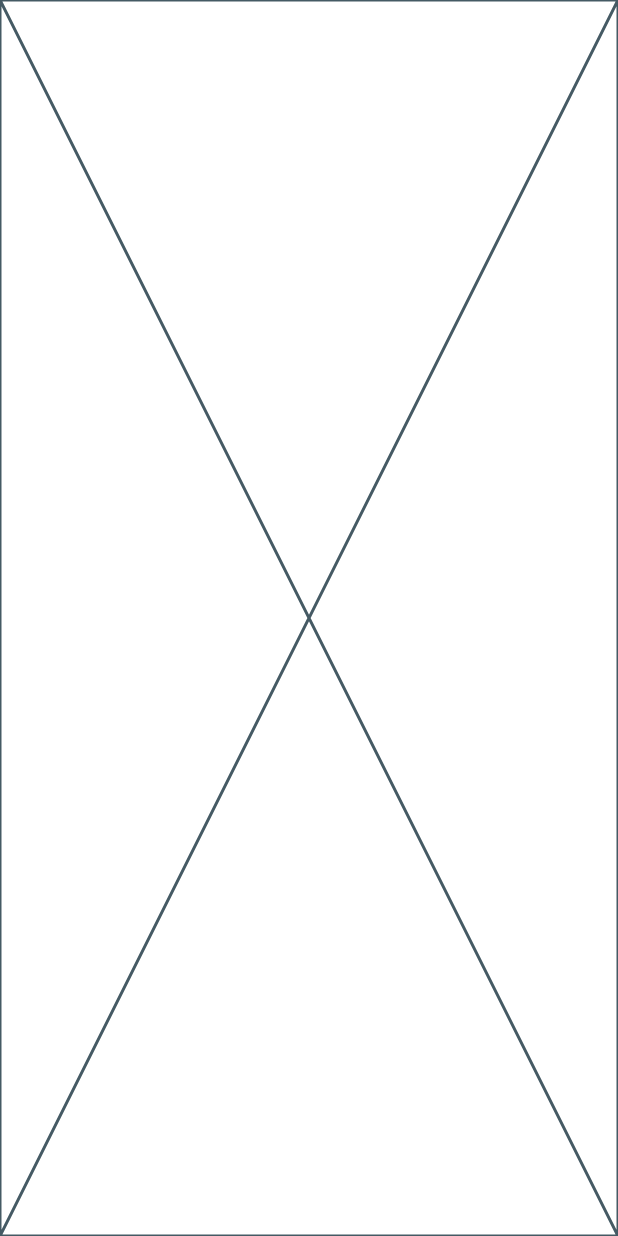
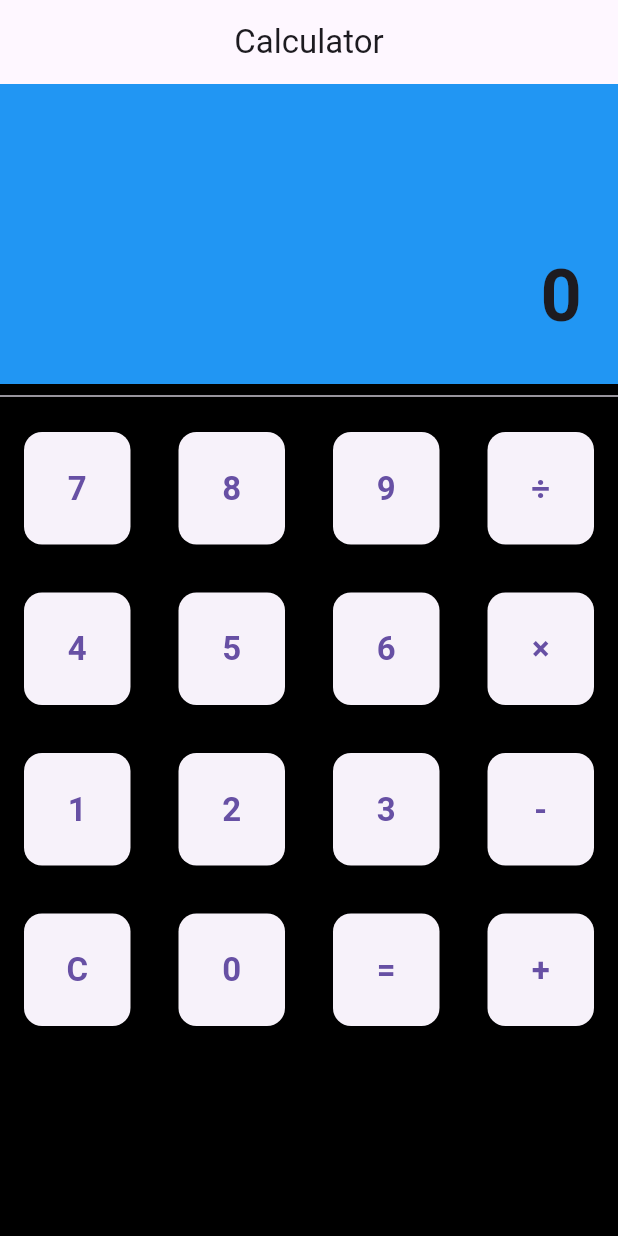
Before and after one commit to Yuviiii25/my_web_app, a Flutter app: the screen it shows after launch, on a phone screen of 412 x 824 dp. Run offline on Flutter 3.47's test engine with Material 3 defaults, Android fonts, the phone set to English and light mode, and no system bars.

Commit message:
created a layout of the calculator

```diff
--- /dev/null
+++ b/lib/CalculatorScreen.dart
@@ -0,0 +1,67 @@
+import 'package:flutter/material.dart';
+
+class CalculatorScreen extends StatelessWidget {
+  const CalculatorScreen({super.key});
+
+  Widget CalculatorButton(String text){
+    return Expanded(
+      child: Padding(
+        padding: const EdgeInsets.all(16),
+        child: ElevatedButton(
+          onPressed: (){},
+          style: ElevatedButton.styleFrom(
+              padding: const EdgeInsets.symmetric(vertical: 22),
+              shape: RoundedRectangleBorder(
+              borderRadius: BorderRadius.circular(12),
+            ),
+          ),
+          child: Text(text, style: const TextStyle(
+              fontSize: 22,
+              fontWeight: FontWeight.bold,
+            ),
+            ),
+          ),
+        )
+      );
+  }
+
+  Widget buttonRow(List<String> buttons){
+    return Row(
+      children: buttons.map(CalculatorButton).toList(),
+    );
+  }
+
+  @override
+  Widget build(BuildContext context) {
+    return Scaffold(
+      backgroundColor: Colors.black,
+      appBar: AppBar(
+        title: const Text("Calculator"),
+        centerTitle: true,
+      ),
+      body: Column(
+        children: [
+           Container(
+            height: 200,
+            color: Colors.blue,
+            alignment: Alignment.bottomRight,
+            padding: const EdgeInsets.all(24),
+            child: const Text(
+              "0",
+              style: TextStyle(
+                fontSize: 48,
+                fontWeight: FontWeight.w600,
+              )
+             ),
+
+           ),
+          const Divider(),
+          buttonRow(["7", "8", "9", "÷"]),
+          buttonRow(["4", "5", "6", "×"]),
+          buttonRow(["1", "2", "3", "-"]),
+          buttonRow(["C", "0", "=", "+"]),
+        ],
+      ),
+    );
+  }
+}
--- a/lib/main.dart
+++ b/lib/main.dart
@@ -1,20 +1,19 @@
 import 'package:flutter/material.dart';
+import 'package:my_web_app/CalculatorScreen.dart';
 
 void main() {
   runApp(const MyApp());
 }
 
 
-class MyApp extends StatefulWidget {
+class MyApp extends StatelessWidget {
   const MyApp({super.key});
 
   @override
-  State<MyApp> createState() => _MyAppState();
-}
-
-class _MyAppState extends State<MyApp> {
-  @override
   Widget build(BuildContext context) {
-    return const Placeholder();
+    return const MaterialApp(
+      debugShowCheckedModeBanner: false,
+      home: CalculatorScreen(),
+    );
   }
 }
```
